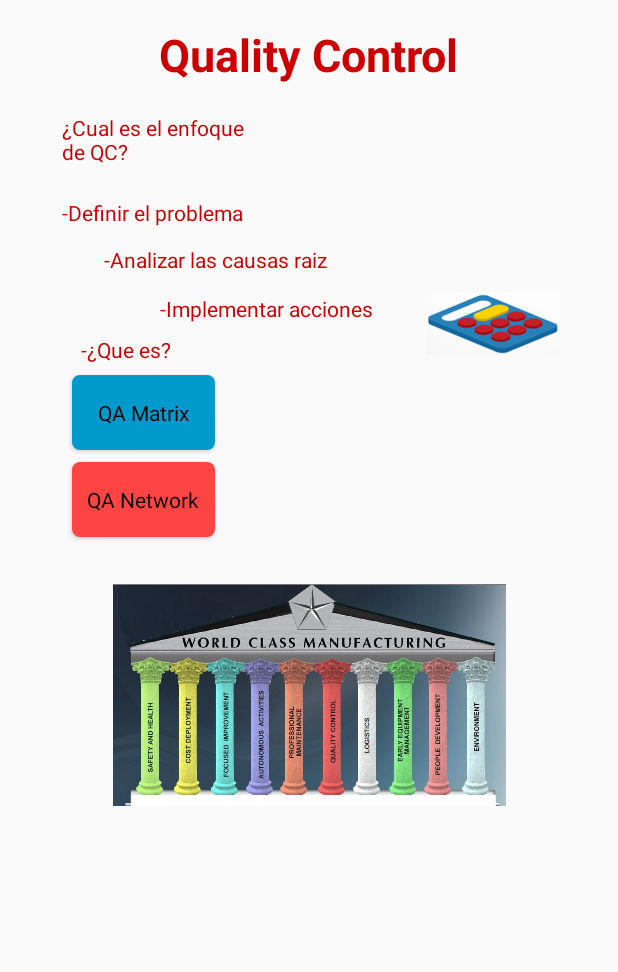
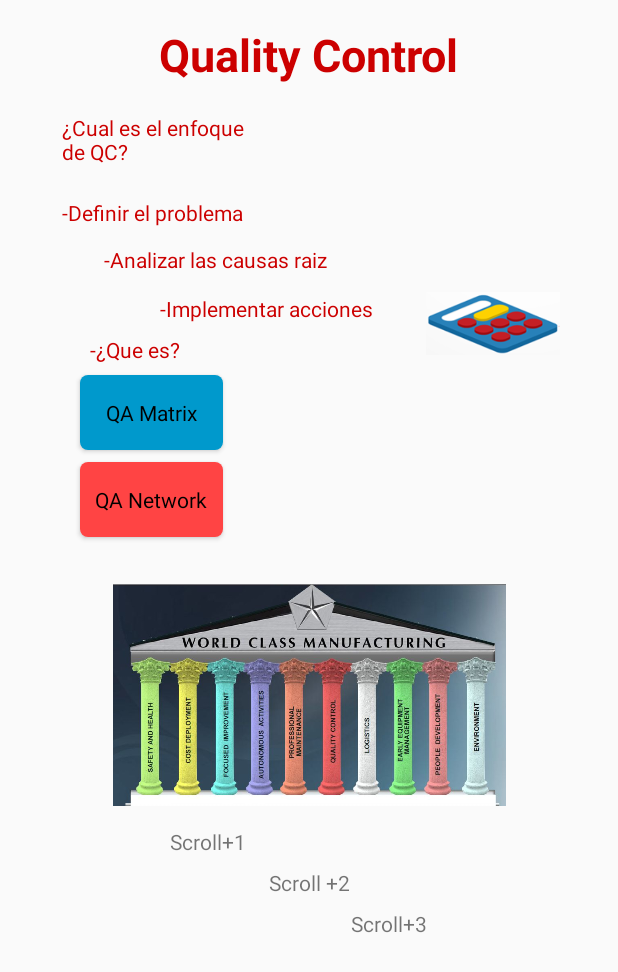
Before and after one commit to jcrogar/Androide, an Android app: the screen it shows after launch (quality_control_2), after a tap on an icon or button, on a phone screen of 412 x 824 dp. Shown: the top 972 px of the screen. Run offline under Robolectric (Android 15) with nearby library versions, the phone set to English and light mode, and no system bars.

Commit message:
11:00 Commit

```diff
--- a/app/src/main/java/wcm/jcrogar/fca/wcm/MainActivity.java
+++ b/app/src/main/java/wcm/jcrogar/fca/wcm/MainActivity.java
@@ -11,7 +11,7 @@ import java.security.Security;
 
 public class MainActivity extends AppCompatActivity {
     ImageButton btnQualitySgt;
-
+    ImageButton btnFocusedSgt;
     ImageButton btnSecuritySgt;
 
 
@@ -21,7 +21,15 @@ public class MainActivity extends AppCompatActivity {
         setContentView(R.layout.activity_main);
         btnSecuritySgt = (ImageButton) findViewById(R.id.btnSecurity);
         btnQualitySgt = (ImageButton) findViewById(R.id.btnQuality);
+        btnFocusedSgt = (ImageButton) findViewById(R.id.btnFocused);
 
+        btnFocusedSgt.setOnClickListener(new View.OnClickListener() {
+            @Override
+            public void onClick(View v) {
+                Intent intentF = new Intent(MainActivity.this, focused_improv.class);
+                startActivity(intentF);
+            }
+        });
 
         btnQualitySgt.setOnClickListener(new View.OnClickListener() {
             @Override
@@ -40,5 +48,6 @@ public class MainActivity extends AppCompatActivity {
         });
 
 
+
     }
 }
--- a/app/src/main/res/layout/quality_control_2.xml
+++ b/app/src/main/res/layout/quality_control_2.xml
@@ -1,12 +1,30 @@
 <?xml version="1.0" encoding="utf-8"?>
 <android.support.constraint.ConstraintLayout xmlns:android="http://schemas.android.com/apk/res/android"
-    xmlns:app="http://schemas.android.com/apk/res-auto"
+   xmlns:app="http://schemas.android.com/apk/res-auto"
     xmlns:tools="http://schemas.android.com/tools"
     android:layout_width="match_parent"
     android:layout_height="match_parent"
     tools:context="wcm.jcrogar.fca.wcm.quality_control_2"
     tools:layout_editor_absoluteY="25dp"
     tools:layout_editor_absoluteX="0dp">
+>
+    <ScrollView
+        android:layout_width="0dp"
+        android:layout_height="wrap_content"
+        app:layout_constraintLeft_toLeftOf="parent"
+        app:layout_constraintRight_toRightOf="parent"
+        tools:layout_editor_absoluteY="0dp"
+        app:layout_constraintHorizontal_bias="1.0">
+        <android.support.constraint.ConstraintLayout xmlns:android="http://schemas.android.com/apk/res/android"
+            xmlns:app="http://schemas.android.com/apk/res-auto"
+            xmlns:tools="http://schemas.android.com/tools"
+            android:layout_width="match_parent"
+            android:layout_height="wrap_content"
+            android:orientation="vertical"
+            android:paddingLeft="8dp"
+            android:paddingRight="8dp"
+            android:scrollbars="vertical">
+
 
     <ImageView
         android:id="@+id/imageView"
@@ -150,9 +168,55 @@
         android:layout_marginTop="8dp"
         android:text="-¿Que es?"
         android:textColor="@android:color/holo_red_dark"
+        android:textColorHighlight="@android:color/holo_red_dark"
+        android:textColorLink="@android:color/holo_red_dark"
         app:layout_constraintHorizontal_bias="0.136"
         app:layout_constraintLeft_toLeftOf="parent"
         app:layout_constraintRight_toRightOf="parent"
         app:layout_constraintTop_toBottomOf="@+id/textView16" />
 
+            <TextView
+                android:id="@+id/textView2"
+                android:layout_width="wrap_content"
+                android:layout_height="wrap_content"
+                android:text="Scroll +2"
+                android:layout_marginTop="8dp"
+                app:layout_constraintTop_toBottomOf="@+id/text1"
+                android:layout_marginRight="8dp"
+                app:layout_constraintRight_toRightOf="parent"
+                android:layout_marginLeft="8dp"
+                app:layout_constraintLeft_toLeftOf="parent" />
+
+            <TextView
+                android:id="@+id/text1"
+                android:layout_width="wrap_content"
+                android:layout_height="wrap_content"
+                android:layout_marginLeft="105dp"
+                android:layout_marginTop="14dp"
+                android:text="Scroll+1"
+                app:layout_constraintLeft_toLeftOf="parent"
+                app:layout_constraintTop_toBottomOf="@+id/imageView6"
+                android:layout_marginRight="8dp"
+                app:layout_constraintRight_toRightOf="parent"
+                app:layout_constraintHorizontal_bias="0.0" />
+
+            <TextView
+                android:id="@+id/text3"
+                android:layout_width="wrap_content"
+                android:layout_height="wrap_content"
+                android:text="Scroll+3"
+                android:layout_marginTop="8dp"
+                app:layout_constraintTop_toBottomOf="@+id/textView2"
+                android:layout_marginRight="8dp"
+                app:layout_constraintRight_toRightOf="parent"
+                android:layout_marginLeft="8dp"
+                app:layout_constraintLeft_toLeftOf="parent"
+                app:layout_constraintHorizontal_bias="0.661" />
+
+
+        </android.support.constraint.ConstraintLayout>
+    </ScrollView>
+
+
+
 </android.support.constraint.ConstraintLayout>
```
Also changed, not shown: app/src/main/AndroidManifest.xml (+13 -6 lines), app/src/main/res/layout-v21/activity_main.xml (+8 -8 lines), app/src/main/res/layout/focused_improv.xml (+7 -0 lines), app/src/main/res/drawable/auto2.png (added).
